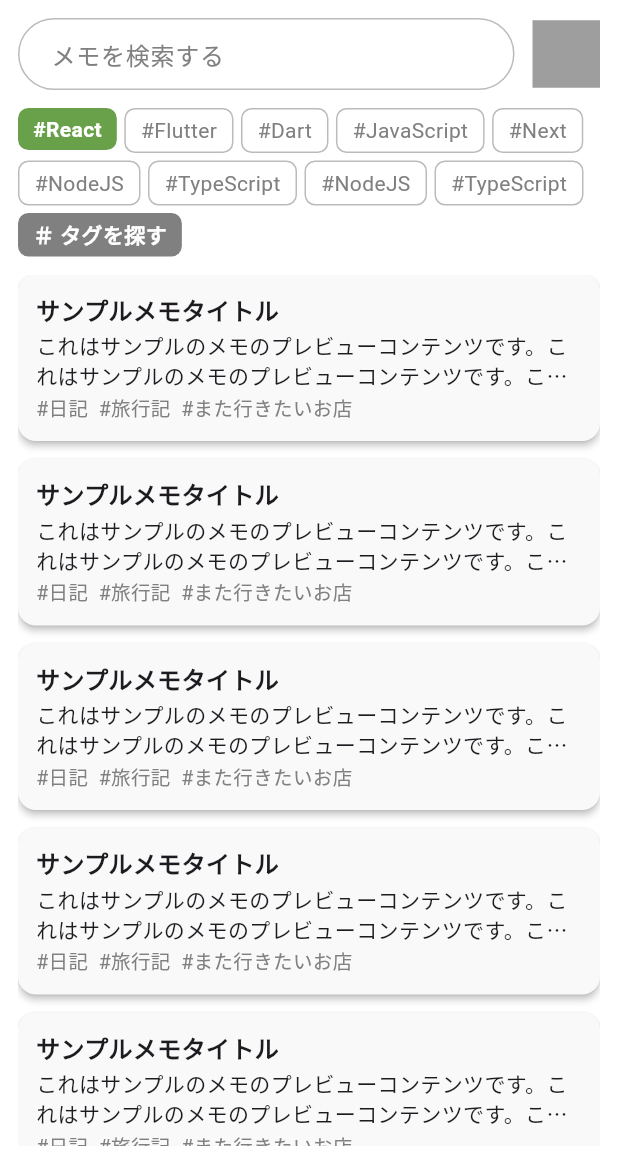
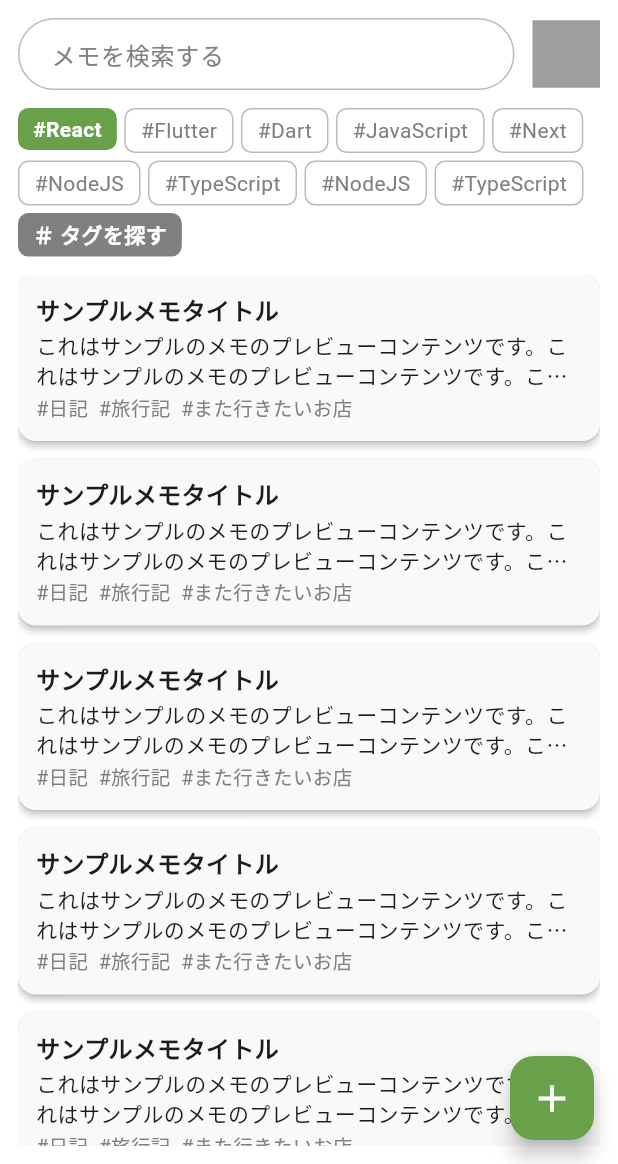
Before and after one commit to Garnet3106/memochon, a Flutter app: the screen it shows after launch, on a phone screen of 412 x 824 dp, the part 72-1236 px from its top. Run offline on Flutter 3.47's test engine with Material 3 defaults, Android fonts, the light colour scheme and no system bars; our stand-ins replace cached_network_image, flutter_riverpod, freezed_annotation, go_router.

Commit message:
Add floating button

```diff
--- a/lib/components/pages/home.dart
+++ b/lib/components/pages/home.dart
@@ -1,7 +1,9 @@
 import 'package:flutter/material.dart';
 import 'package:flutter_riverpod/flutter_riverpod.dart';
+import 'package:memochon/common/constants.dart';
 import 'package:memochon/components/common/app_bar.dart';
 import 'package:memochon/components/common/home/bookmark/bookmark_list.dart';
+import 'package:memochon/components/common/home/floating_context_menu.dart';
 import 'package:memochon/components/common/home/list_tab.dart';
 import 'package:memochon/components/common/home/memo/memo_list.dart';
 
@@ -24,6 +26,8 @@ class _HomePageState extends ConsumerState<HomePage>
 
   @override
   Widget build(BuildContext context) {
+    final brightness = Theme.of(context).brightness;
+
     return Scaffold(
       appBar: CommonAppBar(
         bottom: TabBar(
@@ -46,6 +50,20 @@ class _HomePageState extends ConsumerState<HomePage>
           HomeListTab(searchBarPlaceholder: 'メディアを検索する', child: MemoList()),
         ],
       ),
+      floatingActionButton: FloatingActionButton(
+        backgroundColor: ColorTheme.foreground(brightness),
+        onPressed: () {
+          showDialog(
+            context: context,
+            builder: (BuildContext context) => FloatingContextMenu(),
+          );
+        },
+        child: Icon(
+          Icons.add,
+          color: ColorTheme.foregroundText(brightness),
+          size: 30,
+        ),
+      ),
     );
   }
 }
```
Also changed, not shown: lib/components/common/home/floating_context_menu.dart (added, +59 -0 lines).
